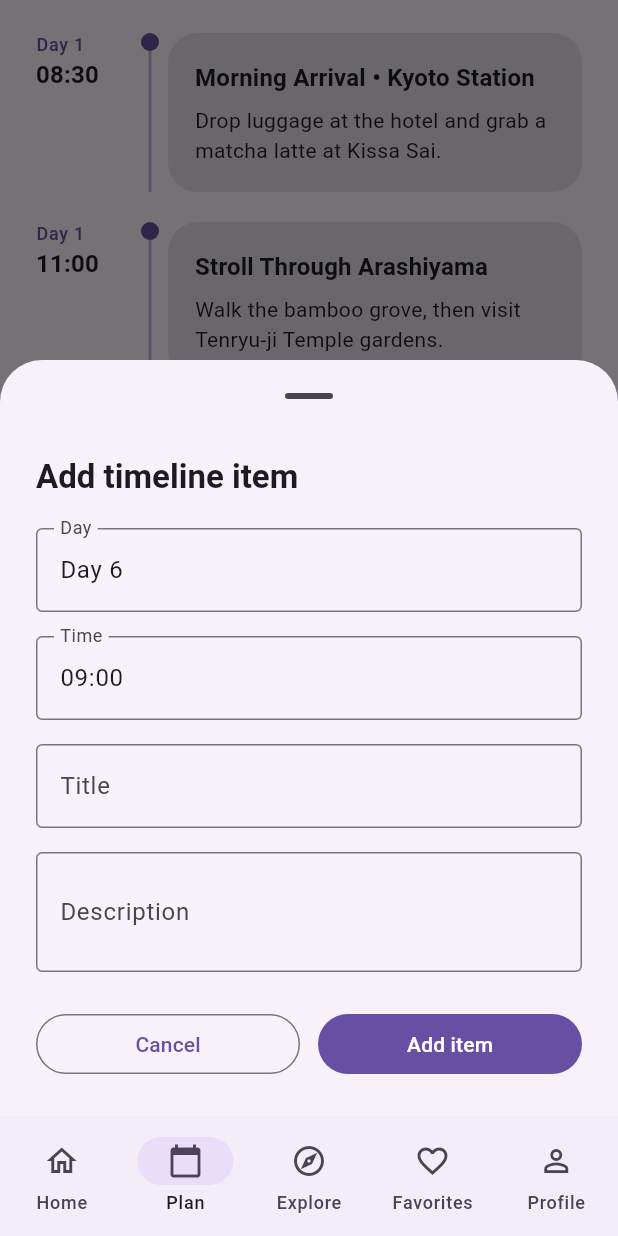
After one commit to timpyorke/travel-guide-app, a Flutter app: the PlanPage screen opened by its route, scrolled down 240 dp, after a tap on "Add timeline item", on a phone screen of 412 x 824 dp. The commit adds this screen. Run offline on Flutter 3.47's test engine with Material 3 defaults, Android fonts, the phone set to English and light mode, and no system bars; our stand-ins replace flutter_riverpod, go_router, riverpod_annotation, shared_preferences; accounts and stored records are empty; generated files the repository leaves out were written again.

Commit message:
feat: Add PlanPage and integrate with navigation; include TripTimeline and PlanHeroBanner components

```diff
--- a/lib/features/main_navigation_shell.dart
+++ b/lib/features/main_navigation_shell.dart
@@ -27,6 +27,11 @@ class MainNavigationShell extends StatelessWidget {
             label: 'Home',
           ),
           NavigationDestination(
+            icon: Icon(Icons.calendar_today_outlined),
+            selectedIcon: Icon(Icons.calendar_today),
+            label: 'Plan',
+          ),
+          NavigationDestination(
             icon: Icon(Icons.explore_outlined),
             selectedIcon: Icon(Icons.explore),
             label: 'Explore',
--- /dev/null
+++ b/lib/features/plan/plan_page.dart
@@ -0,0 +1,299 @@
+import 'package:flutter/material.dart';
+import 'package:travel_guide/widgets/plan_hero_banner.dart';
+import 'package:travel_guide/widgets/trip_timeline.dart';
+
+class PlanPage extends StatefulWidget {
+  const PlanPage({super.key});
+
+  @override
+  State<PlanPage> createState() => _PlanPageState();
+}
+
+class _PlanPageState extends State<PlanPage> {
+  static const List<TimelineEntry> _initialEntries = <TimelineEntry>[
+    TimelineEntry(
+      day: 'Day 1',
+      time: '08:30',
+      title: 'Morning Arrival • Kyoto Station',
+      description:
+          'Drop luggage at the hotel and grab a matcha latte at Kissa Sai.',
+    ),
+    TimelineEntry(
+      day: 'Day 1',
+      time: '11:00',
+      title: 'Stroll Through Arashiyama',
+      description:
+          'Walk the bamboo grove, then visit Tenryu-ji Temple gardens.',
+    ),
+    TimelineEntry(
+      day: 'Day 1',
+      time: '18:30',
+      title: 'Kaiseki Dinner',
+      description:
+          'Seasonal tasting menu at a traditional ryokan near the river.',
+    ),
+    TimelineEntry(
+      day: 'Day 2',
+      time: '09:00',
+      title: 'Fushimi Inari Hike',
+      description:
+          'Early start to climb the torii-lined path before the crowds.',
+    ),
+    TimelineEntry(
+      day: 'Day 2',
+      time: '15:30',
+      title: 'Tea Ceremony Workshop',
+      description:
+          'Hands-on lesson in a machiya townhouse with local tea masters.',
+    ),
+  ];
+
+  late final List<TimelineEntry> _timelineEntries = List<TimelineEntry>.from(
+    _initialEntries,
+  );
+
+  @override
+  Widget build(BuildContext context) {
+    final ThemeData theme = Theme.of(context);
+
+    return SafeArea(
+      child: ListView(
+        padding: const EdgeInsets.fromLTRB(24, 24, 24, 32),
+        children: <Widget>[
+          PlanHeroBanner(
+            title: 'Kyoto Spring Escape',
+            subtitle: '2 days, 6 highlights, cherry blossom season',
+            tags: const <PlanBannerTag>[
+              PlanBannerTag(icon: Icons.local_florist, label: 'Sakura'),
+              PlanBannerTag(icon: Icons.directions_walk, label: 'Scenic'),
+              PlanBannerTag(icon: Icons.restaurant, label: 'Foodie'),
+            ],
+          ),
+          const SizedBox(height: 32),
+          Text(
+            'Timeline',
+            style: theme.textTheme.titleLarge?.copyWith(
+              fontWeight: FontWeight.w700,
+            ),
+          ),
+          const SizedBox(height: 16),
+          TripTimeline(
+            entries: _timelineEntries,
+            onEntryTap: _handlePreviewTimelineEntry,
+            onEntryLongPress: _handleEditTimelineEntry,
+          ),
+          const SizedBox(height: 32),
+          OutlinedButton.icon(
+            onPressed: _handleAddTimelineEntry,
+            icon: const Icon(Icons.add),
+            label: const Text('Add timeline item'),
+            style: OutlinedButton.styleFrom(
+              padding: const EdgeInsets.symmetric(vertical: 14, horizontal: 20),
+            ),
+          ),
+        ],
+      ),
+    );
+  }
+
+  Future<void> _handleAddTimelineEntry() async {
+    final TimelineEntry? newEntry = await _openTimelineEditor();
+    if (newEntry == null) {
+      return;
+    }
+    setState(() {
+      _timelineEntries.add(newEntry);
+    });
+  }
+
+  Future<void> _handlePreviewTimelineEntry(
+    int index,
+    TimelineEntry entry,
+  ) async {
+    await showModalBottomSheet<void>(
+      context: context,
+      showDragHandle: true,
+      builder: (BuildContext sheetContext) {
+        return Padding(
+          padding: const EdgeInsets.fromLTRB(24, 16, 24, 32),
+          child: Column(
+            mainAxisSize: MainAxisSize.min,
+            crossAxisAlignment: CrossAxisAlignment.start,
+            children: <Widget>[
+              Text(
+                entry.title,
+                style: Theme.of(
+                  sheetContext,
+                ).textTheme.titleLarge?.copyWith(fontWeight: FontWeight.w700),
+              ),
+              const SizedBox(height: 12),
+              Row(
+                crossAxisAlignment: CrossAxisAlignment.start,
+                children: <Widget>[
+                  Icon(Icons.calendar_today, size: 18),
+                  const SizedBox(width: 8),
+                  Expanded(
+                    child: Text(
+                      '${entry.day} • ${entry.time}',
+                      style: Theme.of(sheetContext).textTheme.bodyMedium,
+                    ),
+                  ),
+                ],
+              ),
+              const SizedBox(height: 16),
+              Text(
+                entry.description,
+                style: Theme.of(sheetContext).textTheme.bodyLarge,
+              ),
+              const SizedBox(height: 24),
+              FilledButton.icon(
+                onPressed: () {
+                  Navigator.of(sheetContext).pop();
+                  _handleEditTimelineEntry(index, entry);
+                },
+                icon: const Icon(Icons.edit),
+                label: const Text('Edit entry'),
+              ),
+            ],
+          ),
+        );
+      },
+    );
+  }
+
+  Future<void> _handleEditTimelineEntry(int index, TimelineEntry entry) async {
+    final TimelineEntry? updatedEntry = await _openTimelineEditor(
+      initial: entry,
+    );
+    if (updatedEntry == null) {
+      return;
+    }
+    setState(() {
+      _timelineEntries[index] = updatedEntry;
+    });
+  }
+
+  Future<TimelineEntry?> _openTimelineEditor({TimelineEntry? initial}) {
+    final bool isEditing = initial != null;
+    final TextEditingController dayController = TextEditingController(
+      text: initial?.day ?? 'Day ${_timelineEntries.length + 1}',
+    );
+    final TextEditingController timeController = TextEditingController(
+      text: initial?.time ?? '09:00',
+    );
+    final TextEditingController titleController = TextEditingController(
+      text: initial?.title ?? '',
+    );
+    final TextEditingController descriptionController = TextEditingController(
+      text: initial?.description ?? '',
+    );
+    final GlobalKey<FormState> formKey = GlobalKey<FormState>();
+
+    return showModalBottomSheet<TimelineEntry>(
+      context: context,
+      isScrollControlled: true,
+      showDragHandle: true,
+      builder: (BuildContext sheetContext) {
+        final EdgeInsets viewInsets = MediaQuery.of(sheetContext).viewInsets;
+        return Padding(
+          padding: EdgeInsets.only(bottom: viewInsets.bottom),
+          child: SingleChildScrollView(
+            padding: const EdgeInsets.fromLTRB(24, 16, 24, 24),
+            child: Form(
+              key: formKey,
+              child: Column(
+                mainAxisSize: MainAxisSize.min,
+                crossAxisAlignment: CrossAxisAlignment.start,
+                children: <Widget>[
+                  Text(
+                    isEditing ? 'Edit timeline item' : 'Add timeline item',
+                    style: Theme.of(sheetContext).textTheme.titleLarge
+                        ?.copyWith(fontWeight: FontWeight.w700),
+                  ),
+                  const SizedBox(height: 20),
+                  TextFormField(
+                    controller: dayController,
+                    decoration: const InputDecoration(
+                      labelText: 'Day',
+                      border: OutlineInputBorder(),
+                    ),
+                    validator: _requiredFieldValidator,
+                  ),
+                  const SizedBox(height: 16),
+                  TextFormField(
+                    controller: timeController,
+                    decoration: const InputDecoration(
+                      labelText: 'Time',
+                      hintText: 'e.g. 08:30',
+                      border: OutlineInputBorder(),
+                    ),
+                    validator: _requiredFieldValidator,
+                  ),
+                  const SizedBox(height: 16),
+                  TextFormField(
+                    controller: titleController,
+                    decoration: const InputDecoration(
+                      labelText: 'Title',
+                      border: OutlineInputBorder(),
+                    ),
+                    validator: _requiredFieldValidator,
+                  ),
+                  const SizedBox(height: 16),
+                  TextFormField(
+                    controller: descriptionController,
+                    minLines: 2,
+                    maxLines: 4,
+                    decoration: const InputDecoration(
+                      labelText: 'Description',
+                      border: OutlineInputBorder(),
+                    ),
+                    validator: _requiredFieldValidator,
+                  ),
+                  const SizedBox(height: 24),
+                  Row(
+                    children: <Widget>[
+                      Expanded(
+                        child: OutlinedButton(
+                          onPressed: () => Navigator.of(sheetContext).pop(),
+                          child: const Text('Cancel'),
+                        ),
+                      ),
+                      const SizedBox(width: 12),
+                      Expanded(
+                        child: FilledButton(
+                          onPressed: () {
+                            final bool isValid =
+                                formKey.currentState?.validate() ?? false;
+                            if (!isValid) {
+                              return;
+                            }
+                            Navigator.of(sheetContext).pop(
+                              TimelineEntry(
+                                day: dayController.text.trim(),
+                                time: timeController.text.trim(),
+                                title: titleController.text.trim(),
+                                description: descriptionController.text.trim(),
+                              ),
+                            );
+                          },
+                          child: Text(isEditing ? 'Save changes' : 'Add item'),
+                        ),
+                      ),
+                    ],
+                  ),
+                ],
+              ),
+            ),
+          ),
+        );
+      },
+    );
+  }
+
+  String? _requiredFieldValidator(String? value) {
+    if (value == null || value.trim().isEmpty) {
+      return 'This field cannot be empty';
+    }
+    return null;
+  }
+}
--- a/lib/router/app_router.dart
+++ b/lib/router/app_router.dart
@@ -11,6 +11,7 @@ import '../features/home/home_page.dart';
 import '../features/onboading/onboarding_page.dart';
 import '../features/main_navigation_shell.dart';
 import '../features/profile/profile_page.dart';
+import '../features/plan/plan_page.dart';
 import 'go_router_refresh_notifier.dart';
 
 part 'app_router.g.dart';
@@ -18,6 +19,7 @@ part 'app_router.g.dart';
 enum AppRoute {
   onboarding('/onboarding'),
   home('/home'),
+  plan('/plan'),
   explore('/explore'),
   favorites('/favorites'),
   profile('/profile'),
@@ -85,6 +87,16 @@ GoRouter appRouter(Ref ref) {
           StatefulShellBranch(
             routes: <RouteBase>[
               GoRoute(
+                path: AppRoute.plan.path,
+                name: AppRoute.plan.name,
+                pageBuilder: (context, state) =>
+                    const NoTransitionPage<void>(child: PlanPage()),
+              ),
+            ],
+          ),
+          StatefulShellBranch(
+            routes: <RouteBase>[
+              GoRoute(
                 path: AppRoute.explore.path,
                 name: AppRoute.explore.name,
                 pageBuilder: (context, state) =>
--- /dev/null
+++ b/lib/widgets/plan_hero_banner.dart
@@ -0,0 +1,113 @@
+import 'package:flutter/material.dart';
+
+class PlanHeroBanner extends StatelessWidget {
+  const PlanHeroBanner({
+    super.key,
+    required this.title,
+    required this.subtitle,
+    required this.tags,
+  });
+
+  final String title;
+  final String subtitle;
+  final List<PlanBannerTag> tags;
+
+  @override
+  Widget build(BuildContext context) {
+    final ThemeData theme = Theme.of(context);
+    final ColorScheme colorScheme = theme.colorScheme;
+
+    return DecoratedBox(
+      decoration: BoxDecoration(
+        gradient: LinearGradient(
+          colors: <Color>[
+            colorScheme.primary,
+            colorScheme.primaryContainer,
+          ],
+          begin: Alignment.topLeft,
+          end: Alignment.bottomRight,
+        ),
+        borderRadius: BorderRadius.circular(32),
+      ),
+      child: Padding(
+        padding: const EdgeInsets.all(24),
+        child: Column(
+          crossAxisAlignment: CrossAxisAlignment.start,
+          children: <Widget>[
+            Text(
+              title,
+              style: theme.textTheme.headlineSmall?.copyWith(
+                color: colorScheme.onPrimary,
+                fontWeight: FontWeight.w700,
+              ),
+            ),
+            const SizedBox(height: 8),
+            Text(
+              subtitle,
+              style: theme.textTheme.bodyMedium?.copyWith(
+                color: colorScheme.onPrimary.withOpacity(0.85),
+              ),
+            ),
+            if (tags.isNotEmpty) ...<Widget>[
+              const SizedBox(height: 16),
+              Wrap(
+                spacing: 12,
+                runSpacing: 12,
+                children: tags
+                    .map(
+                      (PlanBannerTag tag) => _PlanPill(
+                        icon: tag.icon,
+                        label: tag.label,
+                      ),
+                    )
+                    .toList(),
+              ),
+            ],
+          ],
+        ),
+      ),
+    );
+  }
+}
+
+class PlanBannerTag {
+  const PlanBannerTag({required this.icon, required this.label});
+
+  final IconData icon;
+  final String label;
+}
+
+class _PlanPill extends StatelessWidget {
+  const _PlanPill({required this.icon, required this.label});
+
+  final IconData icon;
+  final String label;
+
+  @override
+  Widget build(BuildContext context) {
+    final ThemeData theme = Theme.of(context);
+    final ColorScheme colorScheme = theme.colorScheme;
+
+    return Container(
+      padding: const EdgeInsets.symmetric(horizontal: 14, vertical: 10),
+      decoration: BoxDecoration(
+        color: colorScheme.onPrimary.withOpacity(0.12),
+        borderRadius: BorderRadius.circular(20),
+      ),
+      child: Row(
+        mainAxisSize: MainAxisSize.min,
+        children: <Widget>[
+          Icon(icon, size: 18, color: colorScheme.onPrimary),
+          const SizedBox(width: 6),
+          Text(
+            label,
+            style: theme.textTheme.labelMedium?.copyWith(
+              color: colorScheme.onPrimary,
+              fontWeight: FontWeight.w600,
+            ),
+          ),
+        ],
+      ),
+    );
+  }
+}
--- /dev/null
+++ b/lib/widgets/trip_timeline.dart
@@ -0,0 +1,193 @@
+import 'package:flutter/material.dart';
+
+class TripTimeline extends StatelessWidget {
+  const TripTimeline({
+    super.key,
+    required this.entries,
+    this.onEntryTap,
+    this.onEntryLongPress,
+  });
+
+  final List<TimelineEntry> entries;
+  final void Function(int index, TimelineEntry entry)? onEntryTap;
+  final void Function(int index, TimelineEntry entry)? onEntryLongPress;
+
+  @override
+  Widget build(BuildContext context) {
+    if (entries.isEmpty) {
+      final ThemeData theme = Theme.of(context);
+      final ColorScheme colorScheme = theme.colorScheme;
+      return Container(
+        padding: const EdgeInsets.all(24),
+        decoration: BoxDecoration(
+          color: colorScheme.surfaceVariant,
+          borderRadius: BorderRadius.circular(20),
+        ),
+        child: Column(
+          mainAxisSize: MainAxisSize.min,
+          crossAxisAlignment: CrossAxisAlignment.start,
+          children: <Widget>[
+            Text(
+              'No timeline stops yet',
+              style: theme.textTheme.titleMedium?.copyWith(
+                fontWeight: FontWeight.w600,
+              ),
+            ),
+            const SizedBox(height: 8),
+            Text(
+              'Use “Add timeline item” to start shaping your itinerary.',
+              style: theme.textTheme.bodyMedium,
+            ),
+          ],
+        ),
+      );
+    }
+
+    return ListView.separated(
+      shrinkWrap: true,
+      physics: const NeverScrollableScrollPhysics(),
+      itemCount: entries.length,
+      separatorBuilder: (_, __) => const SizedBox(height: 20),
+      itemBuilder: (BuildContext context, int index) {
+        final TimelineEntry entry = entries[index];
+        final bool isLast = index == entries.length - 1;
+        return _TimelineTile(
+          entry: entry,
+          isLast: isLast,
+          onTap: onEntryTap == null ? null : () => onEntryTap!(index, entry),
+          onLongPress: onEntryLongPress == null
+              ? null
+              : () => onEntryLongPress!(index, entry),
+        );
+      },
+    );
+  }
+}
+
+class TimelineEntry {
+  const TimelineEntry({
+    required this.day,
+    required this.time,
+    required this.title,
+    required this.description,
+  });
+
+  final String day;
+  final String time;
+  final String title;
+  final String description;
+
+  TimelineEntry copyWith({
+    String? day,
+    String? time,
+    String? title,
+    String? description,
+  }) {
+    return TimelineEntry(
+      day: day ?? this.day,
+      time: time ?? this.time,
+      title: title ?? this.title,
+      description: description ?? this.description,
+    );
+  }
+}
+
+class _TimelineTile extends StatelessWidget {
+  const _TimelineTile({
+    required this.entry,
+    required this.isLast,
+    this.onTap,
+    this.onLongPress,
+  });
+
+  final TimelineEntry entry;
+  final bool isLast;
+  final VoidCallback? onTap;
+  final VoidCallback? onLongPress;
+
+  @override
+  Widget build(BuildContext context) {
+    final ThemeData theme = Theme.of(context);
+    final ColorScheme colorScheme = theme.colorScheme;
+
+    return IntrinsicHeight(
+      child: Row(
+        crossAxisAlignment: CrossAxisAlignment.stretch,
+        children: <Widget>[
+          SizedBox(
+            width: 64,
+            child: Column(
+              crossAxisAlignment: CrossAxisAlignment.start,
+              children: <Widget>[
+                Text(
+                  entry.day,
+                  style: theme.textTheme.labelMedium?.copyWith(
+                    color: colorScheme.primary,
+                  ),
+                ),
+                Text(
+                  entry.time,
+                  style: theme.textTheme.titleMedium?.copyWith(
+                    fontWeight: FontWeight.w600,
+                  ),
+                ),
+              ],
+            ),
+          ),
+          SizedBox(
+            width: 24,
+            child: Column(
+              children: <Widget>[
+                Container(
+                  width: 12,
+                  height: 12,
+                  decoration: BoxDecoration(
+                    shape: BoxShape.circle,
+                    color: colorScheme.primary,
+                  ),
+                ),
+                if (!isLast)
+                  Expanded(
+                    child: Container(
+                      width: 2,
+                      color: colorScheme.primary.withOpacity(0.4),
+                    ),
+                  ),
+              ],
+            ),
+          ),
+          Expanded(
+            child: Material(
+              color: colorScheme.surfaceVariant,
+              borderRadius: BorderRadius.circular(20),
+              child: InkWell(
+                borderRadius: BorderRadius.circular(20),
+                onTap: onTap,
+                onLongPress: onLongPress,
+                child: Padding(
+                  padding: const EdgeInsets.all(18),
+                  child: Column(
+                    crossAxisAlignment: CrossAxisAlignment.start,
+                    children: <Widget>[
+                      Text(
+                        entry.title,
+                        style: theme.textTheme.titleMedium?.copyWith(
+                          fontWeight: FontWeight.w600,
+                        ),
+                      ),
+                      const SizedBox(height: 6),
+                      Text(
+                        entry.description,
+                        style: theme.textTheme.bodyMedium,
+                      ),
+                    ],
+                  ),
+                ),
+              ),
+            ),
+          ),
+        ],
+      ),
+    );
+  }
+}
```
